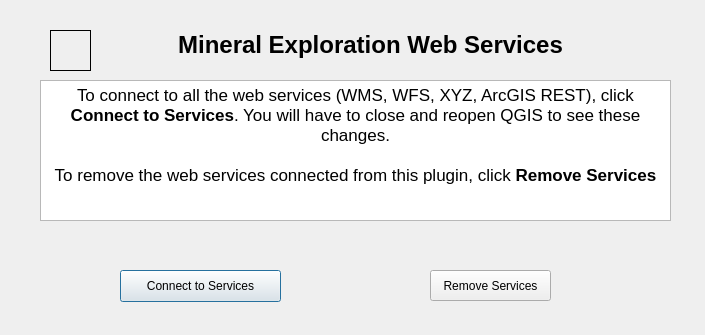
Above: Mineral_Exploration_Web_Services_dialog_base.ui from jack-tuna/Mineral_Exploration_Web_Services before the change. Below: the same form after it.
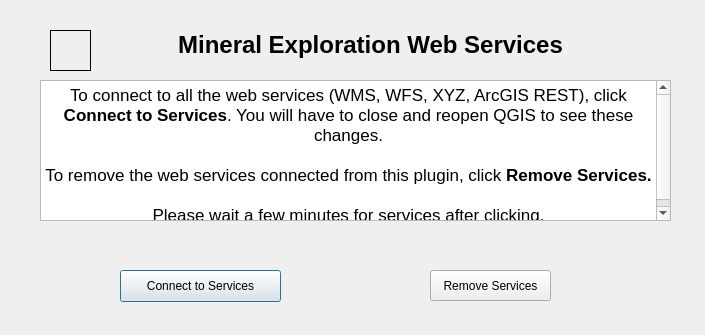
That is the form after the change. Icons and pictures are not drawn.

```diff
--- a/Mineral_Exploration_Web_Services_dialog_base.ui
+++ b/Mineral_Exploration_Web_Services_dialog_base.ui
@@ -42,7 +42,9 @@
 &lt;/style&gt;&lt;/head&gt;&lt;body style=&quot; font-family:'MS Shell Dlg 2'; font-size:7.8pt; font-weight:400; font-style:normal;&quot;&gt;
 &lt;p align=&quot;center&quot; style=&quot; margin-top:0px; margin-bottom:0px; margin-left:0px; margin-right:0px; -qt-block-indent:0; text-indent:0px;&quot;&gt;&lt;span style=&quot; font-family:'.AppleSystemUIFont'; font-size:13pt;&quot;&gt;To connect to all the web services (WMS, WFS, XYZ, ArcGIS REST), click &lt;/span&gt;&lt;span style=&quot; font-family:'.AppleSystemUIFont'; font-size:13pt; font-weight:600;&quot;&gt;Connect to Services&lt;/span&gt;&lt;span style=&quot; font-family:'.AppleSystemUIFont'; font-size:13pt;&quot;&gt;. You will have to close and reopen QGIS to see these changes.&lt;/span&gt;&lt;/p&gt;
 &lt;p align=&quot;center&quot; style=&quot;-qt-paragraph-type:empty; margin-top:0px; margin-bottom:0px; margin-left:0px; margin-right:0px; -qt-block-indent:0; text-indent:0px; font-family:'.AppleSystemUIFont'; font-size:13pt;&quot;&gt;&lt;br /&gt;&lt;/p&gt;
-&lt;p align=&quot;center&quot; style=&quot; margin-top:0px; margin-bottom:0px; margin-left:0px; margin-right:0px; -qt-block-indent:0; text-indent:0px;&quot;&gt;&lt;span style=&quot; font-family:'.AppleSystemUIFont'; font-size:13pt;&quot;&gt;To remove the web services connected from this plugin, click &lt;/span&gt;&lt;span style=&quot; font-family:'.AppleSystemUIFont'; font-size:13pt; font-weight:600;&quot;&gt;Remove Services&lt;/span&gt;&lt;/p&gt;&lt;/body&gt;&lt;/html&gt;</string>
+&lt;p align=&quot;center&quot; style=&quot; margin-top:0px; margin-bottom:0px; margin-left:0px; margin-right:0px; -qt-block-indent:0; text-indent:0px;&quot;&gt;&lt;span style=&quot; font-family:'.AppleSystemUIFont'; font-size:13pt;&quot;&gt;To remove the web services connected from this plugin, click &lt;/span&gt;&lt;span style=&quot; font-family:'.AppleSystemUIFont'; font-size:13pt; font-weight:600;&quot;&gt;Remove Services.&lt;/span&gt;&lt;/p&gt;
+&lt;p align=&quot;center&quot; style=&quot;-qt-paragraph-type:empty; margin-top:0px; margin-bottom:0px; margin-left:0px; margin-right:0px; -qt-block-indent:0; text-indent:0px; font-family:'.AppleSystemUIFont'; font-size:13pt; font-weight:600;&quot;&gt;&lt;br /&gt;&lt;/p&gt;
+&lt;p align=&quot;center&quot; style=&quot; margin-top:0px; margin-bottom:0px; margin-left:0px; margin-right:0px; -qt-block-indent:0; text-indent:0px;&quot;&gt;&lt;span style=&quot; font-family:'.AppleSystemUIFont'; font-size:13pt;&quot;&gt;Please wait a few minutes for services after clicking.&lt;/span&gt;&lt;/p&gt;&lt;/body&gt;&lt;/html&gt;</string>
    </property>
   </widget>
   <widget class="QLabel" name="label">
```
